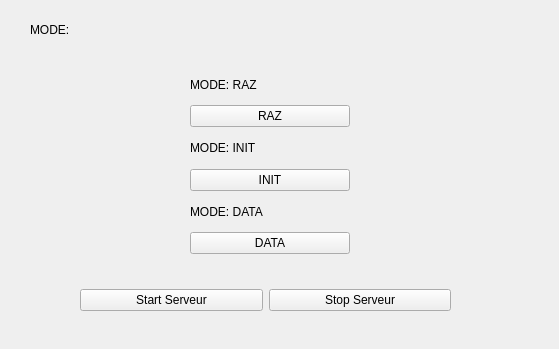
First picture: the form in gestionportique.ui, repository yesitswalid/CourseOrientation, before the edit.
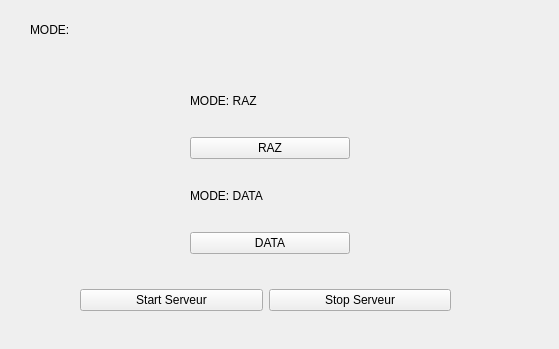
Second picture: the form after the edit.

The edit to the form file:
```diff
--- a/gestionportique.ui
+++ b/gestionportique.ui
@@ -37,20 +37,6 @@
       </property>
      </widget>
     </item>
-    <item>
-     <widget class="QLabel" name="label_2">
-      <property name="text">
-       <string>MODE: INIT</string>
-      </property>
-     </widget>
-    </item>
-    <item>
-     <widget class="QPushButton" name="pushButton_2">
-      <property name="text">
-       <string>INIT</string>
-      </property>
-     </widget>
-    </item>
     <item>
      <widget class="QLabel" name="label_3">
       <property name="text">
```
